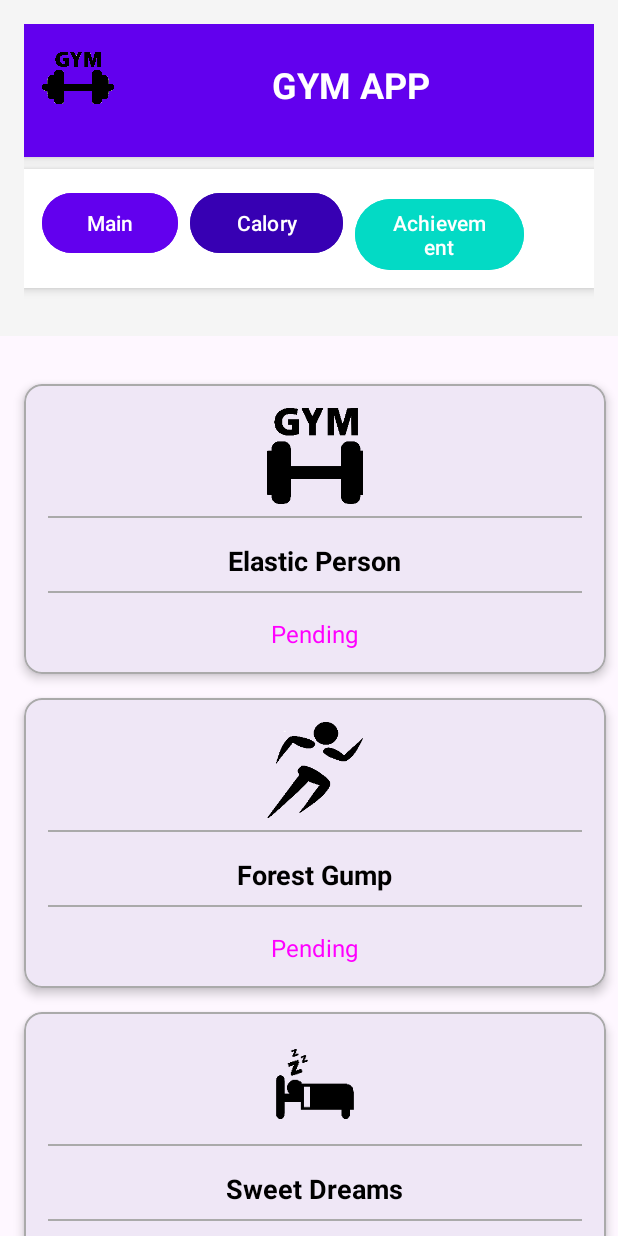
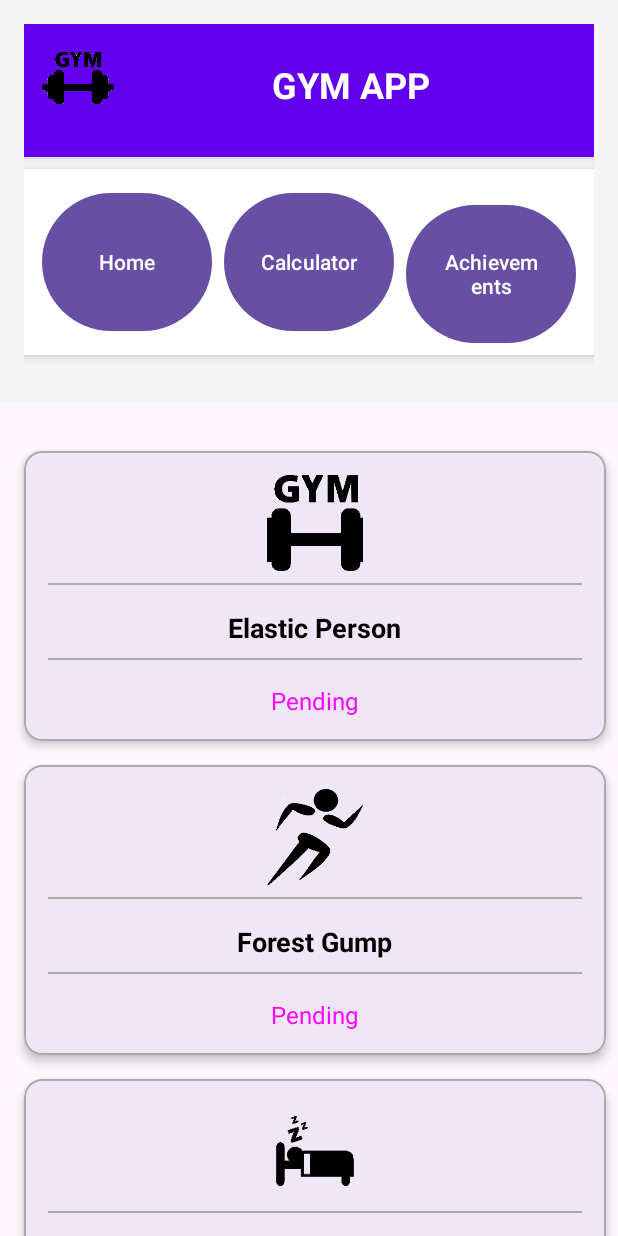
Before and after one commit to emirardagn/project_part_1, an Android app: the AchievementFragment screen opened through its navigation route, on a phone screen of 412 x 824 dp. Run offline under Robolectric (Android 15) with nearby library versions, the phone set to English and light mode, and no system bars; our stand-ins replace data binding.

Commit message:
last version of this app for part-I

```diff
--- a/app/src/main/java/com/example/novnavex/viewmodel/UserViewModel.kt
+++ b/app/src/main/java/com/example/novnavex/viewmodel/UserViewModel.kt
@@ -19,6 +19,9 @@ class UserViewModel:ViewModel() {
             Achievement(3,"Rest",	"Sweet Dreams","Sleep at least 7-8 hours","Pending",R.drawable.sleep),
             Achievement(4,"Food",	"No Fast Food","Eat only homemade meal","Pending",R.drawable.food),
             Achievement(5,"Food",	"Caffeine Addiction","Drink a cup of coffee","Pending",R.drawable.cofee),
+            Achievement(6, "Food", "Perfect Diet", "Consume a balanced meal with all macronutrients (protein, carbs, fats)", "Pending", R.drawable.diet),
+            Achievement(7, "Workout", "Core Task", "Perform a 1-minute plank", "Pending", R.drawable.plank),
+            Achievement(8, "Rest", "Digital Detoxer", "Reduce screen time", "Pending", R.drawable.screen_time)
             )
 
     }
--- a/app/src/main/res/layout/activity_main.xml
+++ b/app/src/main/res/layout/activity_main.xml
@@ -61,42 +61,43 @@
             android:padding="8dp"
             android:elevation="4dp"
             android:layout_marginBottom="16dp"
-            android:clipToPadding="false"
             android:weightSum="3">
 
+            <!-- Home Button -->
             <Button
                 android:id="@+id/mainButton"
                 android:layout_width="0dp"
-                android:layout_height="wrap_content"
-                android:layout_weight="0.8"
-                android:text="Main"
-                android:backgroundTint="@color/primary"
+                android:layout_height="100dp"
+                android:layout_weight="1"
+                android:text="Home"
+                android:textSize="14sp"
                 android:textColor="@color/white"
-                android:layout_margin="4dp"
-                android:elevation="2dp" />
+                android:gravity="center"
+                android:layout_margin="4dp" />
 
+            <!-- Calculator Button -->
             <Button
                 android:id="@+id/calculatorButton"
                 android:layout_width="0dp"
-                android:layout_height="wrap_content"
-                android:layout_weight="0.9"
-                android:text="Calory"
-                android:backgroundTint="@color/primary_dark"
+                android:layout_height="100dp"
+                android:layout_weight="1"
+                android:text="Calculator"
+                android:textSize="14sp"
                 android:textColor="@color/white"
-                android:layout_margin="4dp"
-                android:elevation="2dp" />
+                android:gravity="center"
+                android:layout_margin="4dp" />
 
+            <!-- Achievements Button -->
             <Button
                 android:id="@+id/achievementButton"
                 android:layout_width="0dp"
-                android:layout_height="wrap_content"
+                android:layout_height="100dp"
                 android:layout_weight="1"
-                android:text="Achievement"
-                android:backgroundTint="@color/secondary"
+                android:text="Achievements"
+                android:textSize="14sp"
                 android:textColor="@color/white"
-                android:layout_margin="4dp"
-                android:elevation="2dp" />
-
+                android:gravity="center"
+                android:layout_margin="4dp" />
         </LinearLayout>
     </LinearLayout>
     <androidx.fragment.app.FragmentContainerView
--- a/app/src/main/res/values/colors.xml
+++ b/app/src/main/res/values/colors.xml
@@ -36,4 +36,5 @@
     <color name="background_dark">#121212</color>
     <color name="surface">#FFFFFF</color> <!-- Elevated surface color -->
     <color name="surface_dark">#1E1E1E</color> <!-- Surface for dark mode -->
+    <color name="colorPrimary">#6200EE</color>
 </resources>
```
